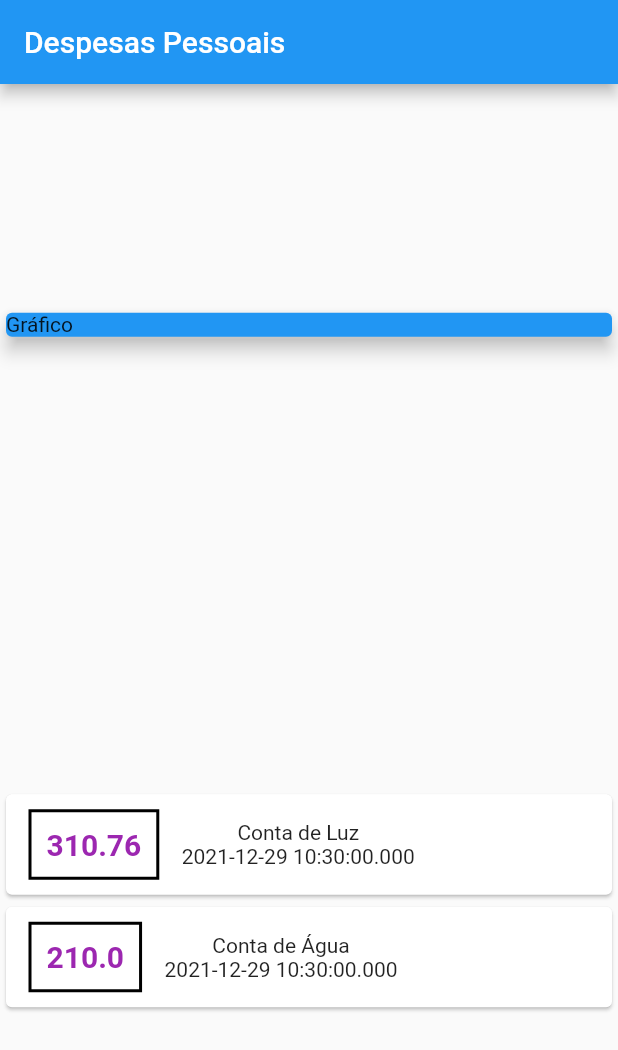
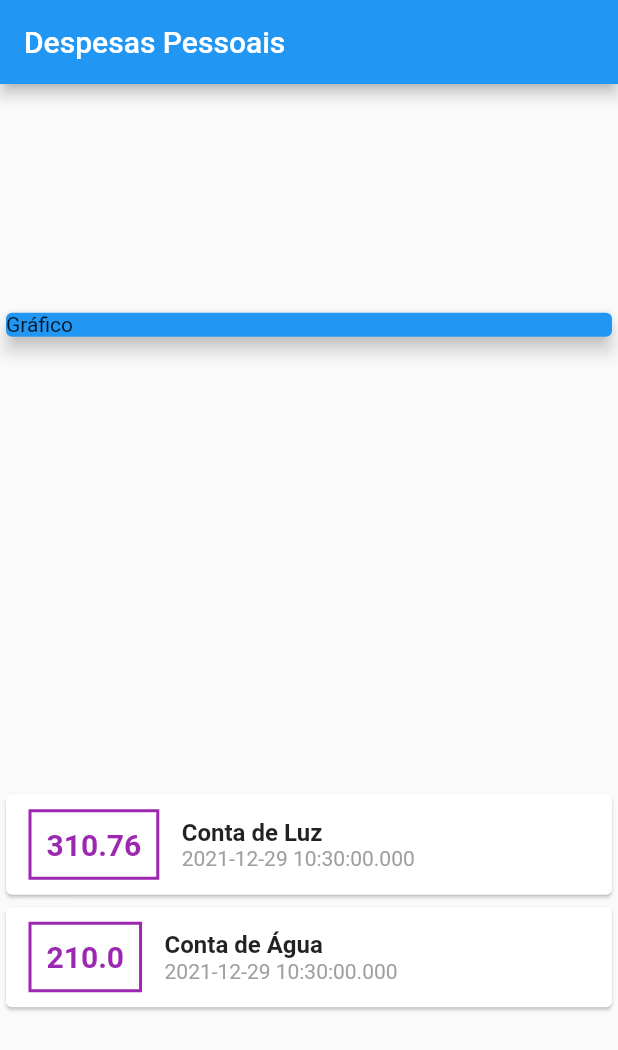
Before and after one commit to KailanySousa/CursoFlutter, a Flutter app: the screen it shows after launch, on a phone screen of 412 x 824 dp. Shown: the top 1050 px of the screen. Run offline on Flutter 3.47's test engine with Material 2 defaults, Android fonts, the phone set to English and light mode, and no system bars.

Commit message:
desafio estilo titulo e data

```diff
--- a/expanses/lib/main.dart
+++ b/expanses/lib/main.dart
@@ -56,7 +56,7 @@ class MyHomePage extends StatelessWidget {
                       margin:
                           EdgeInsets.symmetric(horizontal: 15, vertical: 10),
                       decoration: BoxDecoration(
-                        border: Border.all(color: Colors.black, width: 2),
+                        border: Border.all(color: Colors.purple, width: 2),
                       ),
                       child: Text(
                         tr.value.toString(),
@@ -69,9 +69,21 @@ class MyHomePage extends StatelessWidget {
                       padding: EdgeInsets.all(10),
                     ),
                     Column(
+                      crossAxisAlignment: CrossAxisAlignment.start,
                       children: [
-                        Text(tr.title),
-                        Text(tr.date.toString()),
+                        Text(
+                          tr.title,
+                          style: TextStyle(
+                            fontSize: 16,
+                            fontWeight: FontWeight.bold,
+                          ),
+                        ),
+                        Text(
+                          tr.date.toString(),
+                          style: TextStyle(
+                            color: Colors.grey,
+                          ),
+                        ),
                       ],
                     )
                   ],
```
